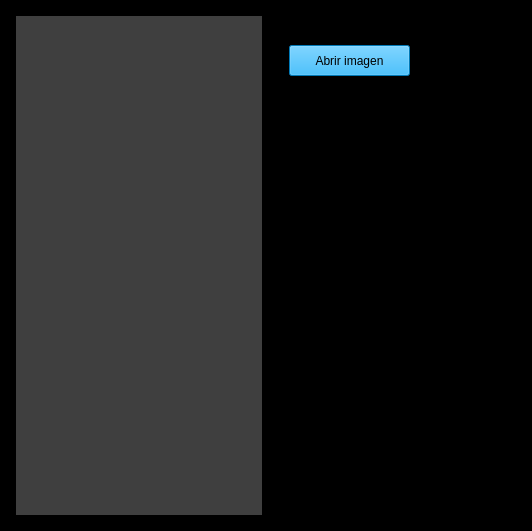
First picture: the form in interfazfull.ui, repository Brian-Almada/practicando-interfaz-py, before the edit.
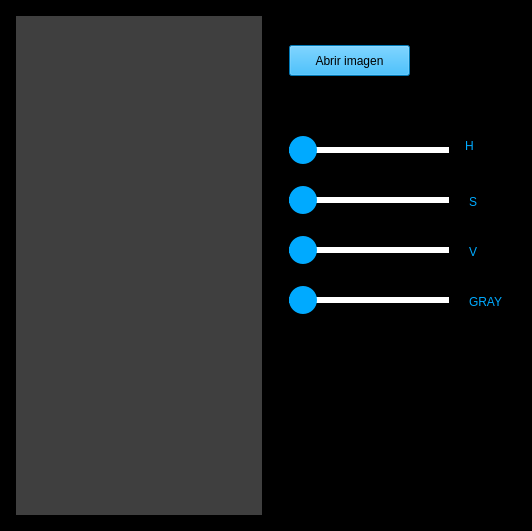
Second picture: the form after the edit.

Commit message: Creando los slider

```diff
--- a/interfazfull.ui
+++ b/interfazfull.ui
@@ -78,6 +78,32 @@
        </item>
        <item>
         <widget class="QFrame" name="frame_3">
+         <property name="styleSheet">
+          <string notr="true">QSlider::groove:horizontal {
+	border: 1px solid #00aaff;
+	height: 4px;
+	background: #00aaff;
+}
+
+QSlider::handle:horizontal {
+	background: rgb(0, 170, 255);
+	width: 28px;
+	height: 28px;
+	left: 11px;
+	margin: -12px;
+	border-radius: 14px;
+}
+
+QSlider::add-page:horizontal {
+	background-color: white;
+	border: 1px solid white;
+}
+
+QLabel {
+	color: rgb(0, 170, 255);
+	font: 75 11pt &quot;MS Shell Dig 2&quot;;
+}</string>
+         </property>
          <property name="frameShape">
           <enum>QFrame::StyledPanel</enum>
          </property>
@@ -102,6 +128,134 @@
            <string>Abrir imagen</string>
           </property>
          </widget>
+         <widget class="QSlider" name="horizontalSlider">
+          <property name="geometry">
+           <rect>
+            <x>20</x>
+            <y>120</y>
+            <width>160</width>
+            <height>30</height>
+           </rect>
+          </property>
+          <property name="minimumSize">
+           <size>
+            <width>0</width>
+            <height>30</height>
+           </size>
+          </property>
+          <property name="orientation">
+           <enum>Qt::Horizontal</enum>
+          </property>
+         </widget>
+         <widget class="QSlider" name="horizontalSlider_2">
+          <property name="geometry">
+           <rect>
+            <x>20</x>
+            <y>170</y>
+            <width>160</width>
+            <height>30</height>
+           </rect>
+          </property>
+          <property name="minimumSize">
+           <size>
+            <width>0</width>
+            <height>30</height>
+           </size>
+          </property>
+          <property name="orientation">
+           <enum>Qt::Horizontal</enum>
+          </property>
+         </widget>
+         <widget class="QSlider" name="horizontalSlider_3">
+          <property name="geometry">
+           <rect>
+            <x>20</x>
+            <y>220</y>
+            <width>160</width>
+            <height>30</height>
+           </rect>
+          </property>
+          <property name="minimumSize">
+           <size>
+            <width>0</width>
+            <height>30</height>
+           </size>
+          </property>
+          <property name="orientation">
+           <enum>Qt::Horizontal</enum>
+          </property>
+         </widget>
+         <widget class="QSlider" name="horizontalSlider_4">
+          <property name="geometry">
+           <rect>
+            <x>20</x>
+            <y>270</y>
+            <width>160</width>
+            <height>30</height>
+           </rect>
+          </property>
+          <property name="minimumSize">
+           <size>
+            <width>0</width>
+            <height>30</height>
+           </size>
+          </property>
+          <property name="orientation">
+           <enum>Qt::Horizontal</enum>
+          </property>
+         </widget>
+         <widget class="QLabel" name="label">
+          <property name="geometry">
+           <rect>
+            <x>196</x>
+            <y>120</y>
+            <width>51</width>
+            <height>21</height>
+           </rect>
+          </property>
+          <property name="text">
+           <string>H</string>
+          </property>
+         </widget>
+         <widget class="QLabel" name="label_2">
+          <property name="geometry">
+           <rect>
+            <x>200</x>
+            <y>180</y>
+            <width>47</width>
+            <height>13</height>
+           </rect>
+          </property>
+          <property name="text">
+           <string>S</string>
+          </property>
+         </widget>
+         <widget class="QLabel" name="label_3">
+          <property name="geometry">
+           <rect>
+            <x>200</x>
+            <y>230</y>
+            <width>47</width>
+            <height>13</height>
+           </rect>
+          </property>
+          <property name="text">
+           <string>V</string>
+          </property>
+         </widget>
+         <widget class="QLabel" name="label_4">
+          <property name="geometry">
+           <rect>
+            <x>200</x>
+            <y>280</y>
+            <width>47</width>
+            <height>13</height>
+           </rect>
+          </property>
+          <property name="text">
+           <string>GRAY</string>
+          </property>
+         </widget>
         </widget>
        </item>
       </layout>
```
